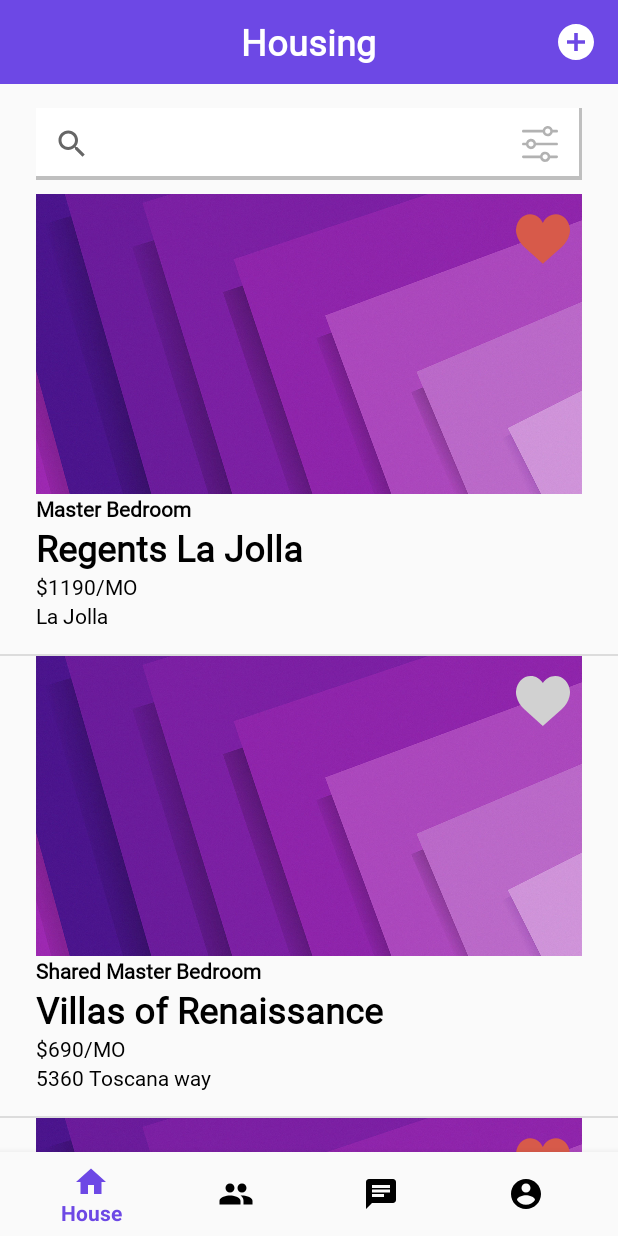
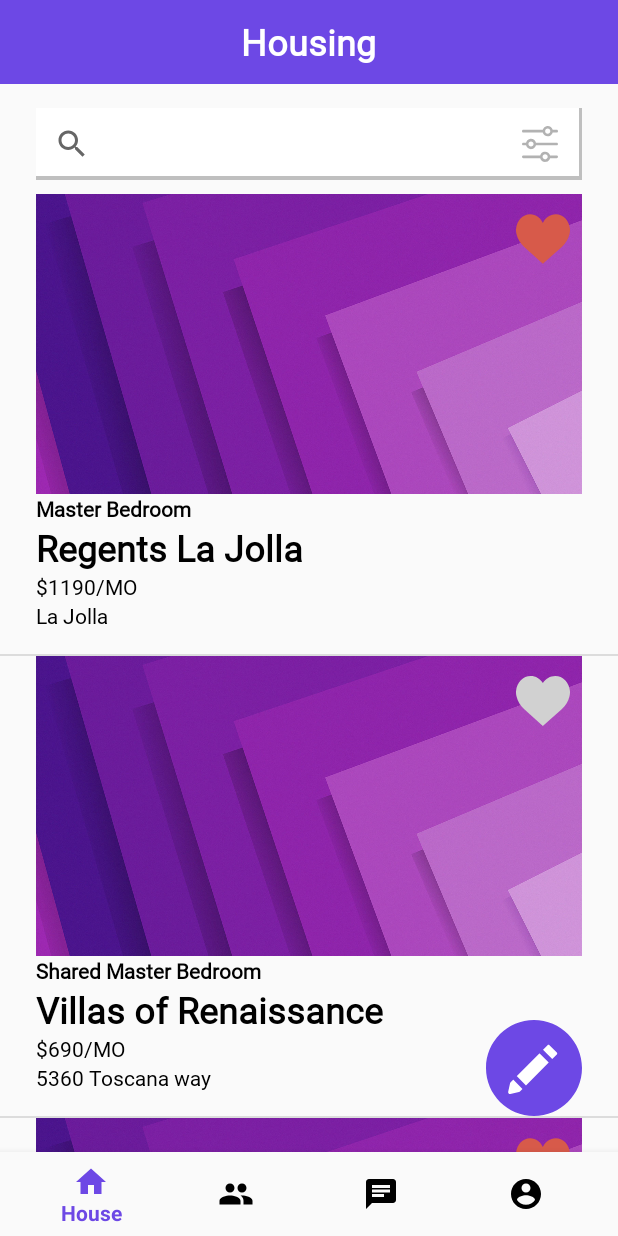
Before and after one commit to CrysisDeu/unilink, an Android app: the screen it shows after launch once a user with an empty profile is signed in (MainActivity), on a phone screen of 412 x 824 dp. Run offline under Robolectric (Android 15) with nearby library versions, the phone set to English and light mode, and no system bars; our stand-ins replace Firebase (no records; nobody signed in at launch, a user with empty details on screens opened directly); Roboto replaces fonts that are not available here; 1 statement that could not run was skipped.

Commit message:
update add post btn

```diff
--- a/app/src/main/java/com/teamxod/unilink/HousingFragment.java
+++ b/app/src/main/java/com/teamxod/unilink/HousingFragment.java
@@ -27,6 +27,7 @@ public class HousingFragment extends Fragment {
     ListView listView;
     LinearLayout searchBar;
     Button filterButton;
+    Button addPost;
     View header;
     int touchSlop = 5;
 
@@ -49,6 +50,7 @@ public class HousingFragment extends Fragment {
         listView = (ListView) layout.findViewById(R.id.list_view);
         searchBar = layout.findViewById(R.id.searchView);
         filterButton = layout.findViewById(R.id.filter);
+        addPost = layout.findViewById(R.id.add_post_btn);
 
         HousePostAdapter adapter = new HousePostAdapter(this.getActivity(), posts,listView);
         listView.setAdapter(adapter);
@@ -96,15 +98,16 @@ public class HousingFragment extends Fragment {
 
         } else {
             backAnimatorSet = new AnimatorSet();
+
             //move the element back to originial position
             ObjectAnimator headerAnimator = ObjectAnimator.ofFloat(searchBar, "translationY", searchBar.getTranslationY(), 0f);
-            //ObjectAnimator listAnimator = ObjectAnimator.ofFloat(listView, "translationY", listView.getTranslationY(), 0f);
+            ObjectAnimator addPostAnimator = ObjectAnimator.ofFloat(addPost, "translationY", addPost.getTranslationY(), 0f);
 
             //add animator object to arraylist
             ArrayList<Animator> animators = new ArrayList<>();
             animators.add(headerAnimator);
-            //animators.add(listAnimator);
-            //animators.add(naviAnimator);
+            animators.add(addPostAnimator);
+
 
             backAnimatorSet.setDuration(400);
             backAnimatorSet.playTogether(animators);
@@ -126,13 +129,13 @@ public class HousingFragment extends Fragment {
         } else {
             hideAnimatorSet = new AnimatorSet();
             ObjectAnimator headerAnimator = ObjectAnimator.ofFloat(searchBar, "translationY", searchBar.getTranslationY(), -2* searchBar.getHeight());
-            //ObjectAnimator listAnimator = ObjectAnimator.ofFloat(listView, "translationY", listView.getTranslationY(), -0.11f*listView.getHeight());
+            ObjectAnimator addPostAnimator = ObjectAnimator.ofFloat(addPost, "translationY", addPost.getTranslationY(), 2*addPost.getHeight());
 
             ArrayList<Animator> animators = new ArrayList<>();
             animators.add(headerAnimator);
-            //animators.add(listAnimator);
+            animators.add(addPostAnimator);
 
-            hideAnimatorSet.setDuration(300);
+            hideAnimatorSet.setDuration(400);
             hideAnimatorSet.playTogether(animators);
             hideAnimatorSet.start();
         }
--- a/app/src/main/res/drawable/ic_add_button.xml
+++ /dev/null
@@ -1,4 +0,0 @@
-<vector android:height="24dp" android:viewportHeight="510"
-    android:viewportWidth="510" android:width="24dp" xmlns:android="http://schemas.android.com/apk/res/android">
-    <path android:fillColor="#FFFFFF" android:pathData="M255,0C114.75,0 0,114.75 0,255s114.75,255 255,255s255,-114.75 255,-255S395.25,0 255,0zM382.5,280.5h-102v102h-51v-102h-102v-51h102v-102h51v102h102V280.5z"/>
-</vector>
--- /dev/null
+++ b/app/src/main/res/drawable/ic_add_post.xml
@@ -0,0 +1,5 @@
+<vector android:height="48dp" android:viewportHeight="300"
+    android:viewportWidth="300" android:width="48dp" xmlns:android="http://schemas.android.com/apk/res/android">
+    <path android:fillColor="#fff" android:fillType="evenOdd" android:pathData="M150,150m-150,0a150,150 0,1 1,300 0a150,150 0,1 1,-300 0"/>
+    <path android:fillColor="#6d48e5" android:fillType="nonZero" android:pathData="m149.996,0c-82.839,0 -149.995,67.161 -149.995,149.997s67.156,150.003 149.995,150.003 150.003,-67.163 150.003,-150.003 -67.164,-149.997 -150.003,-149.997zM221.302,107.945 L207.055,122.192 178.054,93.193 167.052,104.195 196.053,133.196 124.921,204.322 95.922,175.326 84.92,186.328 113.919,215.327 106.831,222.415 106.696,222.28c-0.786,1.294 -2.064,2.238 -3.582,2.575l-27.043,6.03c-0.405,0.091 -0.817,0.135 -1.224,0.135 -1.476,0 -2.91,-0.581 -3.973,-1.647 -1.364,-1.359 -1.932,-3.322 -1.512,-5.203l6.027,-27.035c0.34,-1.517 1.286,-2.798 2.578,-3.582l-0.137,-0.137 114.47,-114.475c1.678,-1.675 4.404,-1.675 6.082,0.005l22.922,22.917c1.678,1.678 1.678,4.404 -0.002,6.082z"/>
+</vector>
--- a/app/src/main/res/layout/fragment_housing.xml
+++ b/app/src/main/res/layout/fragment_housing.xml
@@ -58,14 +58,6 @@
         />search bar-->
 
 
-    <Button
-        android:id="@+id/addPost"
-        android:layout_width="24dp"
-        android:layout_height="24dp"
-        android:layout_alignEnd="@+id/action_bar"
-        android:layout_marginTop="16dp"
-        android:layout_marginEnd="@dimen/large_margin"
-        android:background="@drawable/ic_add_button"/>
 
     <android.support.v7.widget.Toolbar
         android:id="@+id/action_bar"
@@ -84,7 +76,15 @@
         android:textSize="@dimen/l_font_size"
         android:textStyle="bold" />
 
-
+    <Button
+        android:id="@+id/add_post_btn"
+        android:layout_width="64dp"
+        android:layout_height="64dp"
+        android:layout_alignParentBottom="true"
+        android:layout_alignParentEnd="true"
+        android:layout_marginBottom="24dp"
+        android:layout_marginEnd="24dp"
+        android:background="@drawable/ic_add_post" />
 
 
 </RelativeLayout>
--- a/app/src/main/res/layout/house_list_item.xml
+++ b/app/src/main/res/layout/house_list_item.xml
@@ -85,4 +85,6 @@
 
 
 
+
+
 </LinearLayout>
```
